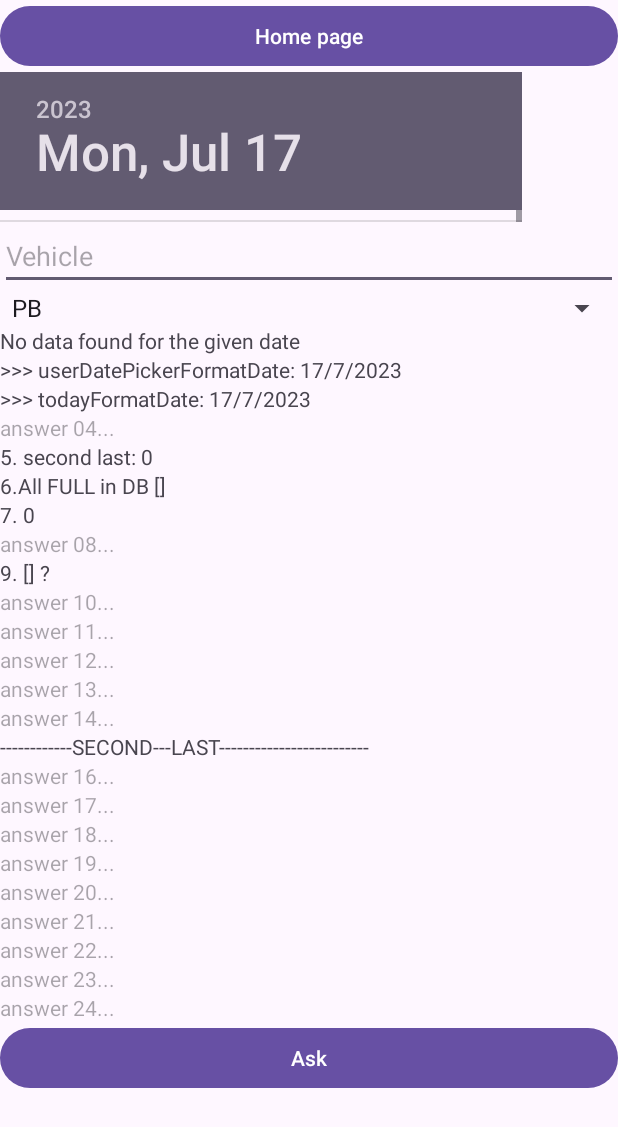
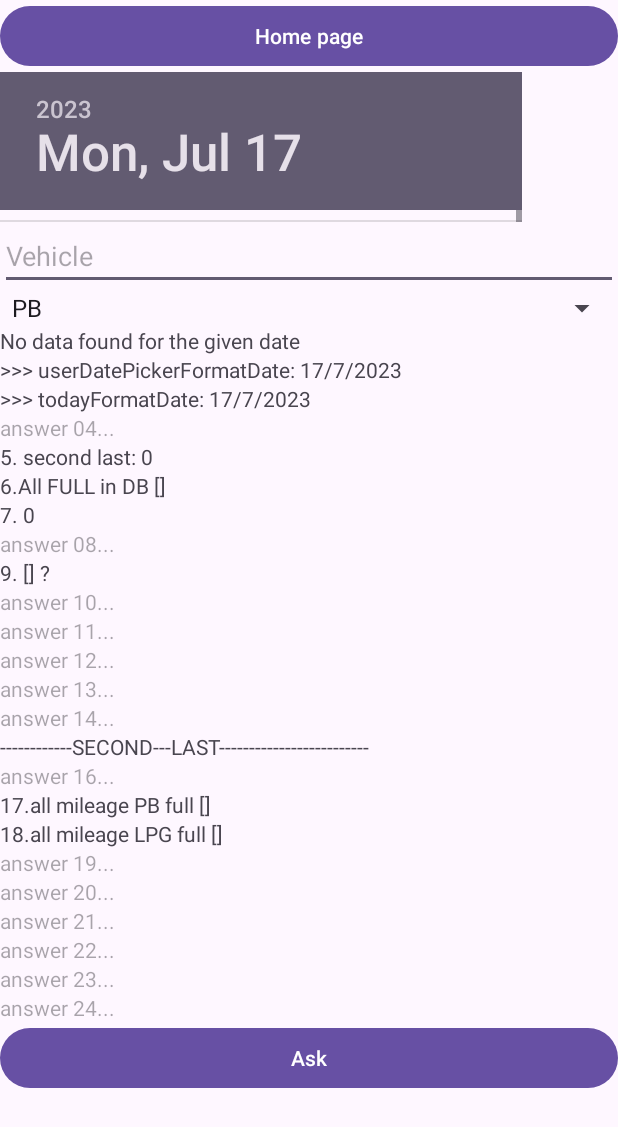
Before and after one commit to darekli/AS_FlexiFuel_Firebase_2023, an Android app: the Ask screen opened directly, with no data from a screen before it, after a tap on "Ask", on a phone screen of 412 x 824 dp. Shown: the top 1127 px of the screen. Run offline under Robolectric (Android 15) with nearby library versions, the phone set to English and light mode, and no system bars; our stand-ins replace Firebase (no records; nobody signed in at launch, a user with empty details on screens opened directly); 11 statements that could not run were skipped.

Commit message:
list of all same mileages where FuelFP is Full for FuelType.PB and FuelType.LPG

```diff
--- a/app/src/main/java/com/example/as_flexifuel_firebase_2023/adapter/Ask.java
+++ b/app/src/main/java/com/example/as_flexifuel_firebase_2023/adapter/Ask.java
@@ -22,6 +22,7 @@ import com.example.as_flexifuel_firebase_2023.FuelType;
 import com.example.as_flexifuel_firebase_2023.MainActivity;
 import com.example.as_flexifuel_firebase_2023.R;
 import com.example.as_flexifuel_firebase_2023.adapter.interfaces.AverageFuelConsumptionCallback;
+import com.example.as_flexifuel_firebase_2023.adapter.interfaces.CommonMileagesFetched;
 import com.example.as_flexifuel_firebase_2023.adapter.interfaces.LastIdCallback;
 import com.example.as_flexifuel_firebase_2023.adapter.interfaces.LastIdFetched;
 import com.example.as_flexifuel_firebase_2023.adapter.interfaces.LastMileageCallback;
@@ -48,7 +49,9 @@ import java.util.Map;
 
 public class Ask extends AppCompatActivity {
     public DatePicker askDateDatePicker;
-    public TextView tv_answer_01, tv_answer_02, tv_answer_03, tv_answer_04, tv_answer_05, tv_answer_06, tv_answer_07, tv_answer_08, tv_answer_09, tv_answer_10, tv_answer_11, tv_answer_12, tv_answer_13, tv_answer_14, tv_answer_15,tv_answer_16, tv_answer_17, tv_answer_18, tv_answer_19, tv_answer_20, tv_answer_21, tv_answer_22, tv_answer_23, tv_answer_24;
+    public TextView tv_answer_01, tv_answer_02, tv_answer_03, tv_answer_04, tv_answer_05, tv_answer_06, tv_answer_07, tv_answer_08, tv_answer_09, tv_answer_10, tv_answer_11, tv_answer_12, tv_answer_13, tv_answer_14, tv_answer_15, tv_answer_16, tv_answer_17, tv_answer_18, tv_answer_19, tv_answer_20;
+    public TextView tv_answer_21, tv_answer_22, tv_answer_23, tv_answer_24,tv_answer_25, tv_answer_26, tv_answer_27, tv_answer_28, tv_answer_29, tv_answer_30, tv_answer_31, tv_answer_32, tv_answer_33, tv_answer_34;
+
     public Button buttonAsk, button_back_main;
     public EditText vehicleEditText;
     public DatabaseReference databaseRef;
@@ -104,7 +107,16 @@ public class Ask extends AppCompatActivity {
         tv_answer_22 = findViewById(R.id.tv_answer_22);
         tv_answer_23 = findViewById(R.id.tv_answer_23);
         tv_answer_24 = findViewById(R.id.tv_answer_24);
-
+        tv_answer_25 = findViewById(R.id.tv_answer_25);
+        tv_answer_26 = findViewById(R.id.tv_answer_26);
+        tv_answer_27 = findViewById(R.id.tv_answer_27);
+        tv_answer_28 = findViewById(R.id.tv_answer_28);
+        tv_answer_29 = findViewById(R.id.tv_answer_29);
+        tv_answer_30 = findViewById(R.id.tv_answer_30);
+        tv_answer_31 = findViewById(R.id.tv_answer_31);
+        tv_answer_32 = findViewById(R.id.tv_answer_32);
+        tv_answer_33 = findViewById(R.id.tv_answer_33);
+        tv_answer_34 = findViewById(R.id.tv_answer_34);
 
         askDateDatePicker = findViewById(R.id.askDateDatePicker);
 
@@ -150,6 +162,61 @@ public class Ask extends AppCompatActivity {
 
                     }
                 });
+
+                findAllMileagesIfFueledfp_FULLAndFuelTypeIsPBAndVehicleIs(vehicleEditText, new MileageListFetched() {
+
+
+                    @Override
+                    public void onMileageListFetched(List<Integer> mileageList) {
+                        tv_answer_17.setText("17.all mileage PB full " + mileageList);
+
+                    }
+
+                    @Override
+                    public void onError(String errorMessage) {
+
+                    }
+
+                    @Override
+                    public void onLastIdFetched(int finalResult) {
+
+                    }
+                });
+                findAllMileagesIfFueledfp_FULLAndFuelTypeIsLPGAndVehicleIs(vehicleEditText, new MileageListFetched() {
+
+
+                    @Override
+                    public void onMileageListFetched(List<Integer> mileageList) {
+                        tv_answer_18.setText("18.all mileage LPG full " + mileageList);
+
+                    }
+
+                    @Override
+                    public void onError(String errorMessage) {
+
+                    }
+
+                    @Override
+                    public void onLastIdFetched(int finalResult) {
+
+                    }
+                });
+
+
+                findCommonMileagesIfFueledfp_FULLAndVehicleIs(vehicleEditText, new CommonMileagesFetched() {
+
+                    @Override
+                    public void onCommonMileagesFetched(List<Integer> commonMileages) {
+                        tv_answer_19.setText("1.all mileage PB==LPG full " + commonMileages);
+
+                    }
+
+                    @Override
+                    public void onError(String errorMessage) {
+
+                    }
+                });
+
 
                 getFindSecondLastMileageIfFueledfp_FULLAndFuelTypeIsAndVehicleIs(fuelTypeSpinner, vehicleEditText, new LastIdFetched() {
 
@@ -789,6 +856,129 @@ public class Ask extends AppCompatActivity {
         });
     }
 
+    /**
+     * FIND LAST MILEAGE WHERE FuelFP ==FULL and Pb and LPG has the same mileage
+     */
+    public void findAllMileagesIfFueledfp_FULLAndFuelTypeIsPBAndVehicleIs(EditText vehicleEditText, MileageListFetched callback) {
+        DatabaseReference ref = FirebaseDatabase.getInstance().getReference("refuelings");
+
+        // Query to filter by fuelFP and fuelType
+        Query query = ref.orderByChild("fuelFP").equalTo(FuelFP.FULL.toString());
+
+        // Get the filtered data
+        query.addListenerForSingleValueEvent(new ValueEventListener() {
+            @Override
+            public void onDataChange(@NonNull DataSnapshot dataSnapshot) {
+                List<Integer> mileageList = new ArrayList<>();
+                for (DataSnapshot snapshot : dataSnapshot.getChildren()) {
+                    String snapshotFuelType = snapshot.child("fuelType").getValue(String.class);
+                    String snapshotVehicle = snapshot.child("vehicle").getValue(String.class);
+                    if (snapshotFuelType != null && snapshotFuelType.equals(FuelType.PB.toString())
+                            && snapshotVehicle != null && snapshotVehicle.equals(vehicleEditText.getText().toString())) {
+                        String mileageStr = snapshot.child("mileage").getValue(String.class);
+                        int mileage = Integer.parseInt(mileageStr);
+                        mileageList.add(mileage);
+                    }
+                }
+
+                // Invoke the callback with the mileageList
+                callback.onMileageListFetched(mileageList);
+            }
+
+            @Override
+            public void onCancelled(@NonNull DatabaseError databaseError) {
+                // Handle the error
+                callback.onError(databaseError.getMessage());
+            }
+        });
+    }
+
+    public void findAllMileagesIfFueledfp_FULLAndFuelTypeIsLPGAndVehicleIs(EditText vehicleEditText, MileageListFetched callback) {
+        DatabaseReference ref = FirebaseDatabase.getInstance().getReference("refuelings");
+
+        // Query to filter by fuelFP and fuelType
+        Query query = ref.orderByChild("fuelFP").equalTo(FuelFP.FULL.toString());
+
+        // Get the filtered data
+        query.addListenerForSingleValueEvent(new ValueEventListener() {
+            @Override
+            public void onDataChange(@NonNull DataSnapshot dataSnapshot) {
+                List<Integer> mileageList = new ArrayList<>();
+                for (DataSnapshot snapshot : dataSnapshot.getChildren()) {
+                    String snapshotFuelType = snapshot.child("fuelType").getValue(String.class);
+                    String snapshotVehicle = snapshot.child("vehicle").getValue(String.class);
+                    if (snapshotFuelType != null && snapshotFuelType.equals(FuelType.LPG.toString())
+                            && snapshotVehicle != null && snapshotVehicle.equals(vehicleEditText.getText().toString())) {
+                        String mileageStr = snapshot.child("mileage").getValue(String.class);
+                        int mileage = Integer.parseInt(mileageStr);
+                        mileageList.add(mileage);
+                    }
+                }
+
+                // Invoke the callback with the mileageList
+                callback.onMileageListFetched(mileageList);
+            }
+
+            @Override
+            public void onCancelled(@NonNull DatabaseError databaseError) {
+                // Handle the error
+                callback.onError(databaseError.getMessage());
+            }
+        });
+    }
+
+    /**
+     * COMPARED LISTS WHERE FuelType.PB and FUEL.Type.LPG AND mileage is the same in BOTH
+     */
+    public void findCommonMileagesIfFueledfp_FULLAndVehicleIs(EditText vehicleEditText, CommonMileagesFetched callback) {
+        DatabaseReference ref = FirebaseDatabase.getInstance().getReference("refuelings");
+
+        // Query to filter by fuelFP
+        Query query = ref.orderByChild("fuelFP").equalTo(FuelFP.FULL.toString());
+
+        // Get the filtered data
+        query.addListenerForSingleValueEvent(new ValueEventListener() {
+            @Override
+            public void onDataChange(@NonNull DataSnapshot dataSnapshot) {
+                List<Integer> pbMileages = new ArrayList<>();
+                List<Integer> lpgMileages = new ArrayList<>();
+
+                for (DataSnapshot snapshot : dataSnapshot.getChildren()) {
+                    String snapshotFuelType = snapshot.child("fuelType").getValue(String.class);
+                    String snapshotVehicle = snapshot.child("vehicle").getValue(String.class);
+                    String mileageStr = snapshot.child("mileage").getValue(String.class);
+                    int mileage = Integer.parseInt(mileageStr);
+
+                    if (snapshotVehicle != null && snapshotVehicle.equals(vehicleEditText.getText().toString())) {
+                        if (snapshotFuelType != null && snapshotFuelType.equals(FuelType.PB.toString())) {
+                            pbMileages.add(mileage);
+                        } else if (snapshotFuelType != null && snapshotFuelType.equals(FuelType.LPG.toString())) {
+                            lpgMileages.add(mileage);
+                        }
+                    }
+                }
+
+                // Find the common mileages
+                List<Integer> commonMileages = new ArrayList<>();
+                for (Integer pbMileage : pbMileages) {
+                    if (lpgMileages.contains(pbMileage)) {
+                        commonMileages.add(pbMileage);
+                    }
+                }
+
+                // Invoke the callback with the commonMileages list
+                callback.onCommonMileagesFetched(commonMileages);
+            }
+
+            @Override
+            public void onCancelled(@NonNull DatabaseError databaseError) {
+                // Handle the error
+                callback.onError(databaseError.getMessage());
+            }
+        });
+    }
+
+
     public void getFindSecondLastMileageIfFueledfp_FULLAndFuelTypeIsAndVehicleIs(Spinner fuelTypeSpinner, EditText vehicleEditText, LastIdFetched callback) {
         DatabaseReference ref = FirebaseDatabase.getInstance().getReference("refuelings");
 
@@ -1278,9 +1468,9 @@ public class Ask extends AppCompatActivity {
                                         }
 
                                         // Extract the separated lists by currency
-                                       // List<List<Object>> separatedLists = new ArrayList<>(mileageAmountCurrencyMap.values());
+                                        // List<List<Object>> separatedLists = new ArrayList<>(mileageAmountCurrencyMap.values());
 // Separate the list by currency
-                                       // Map<String, List<List<Object>>> mileageAmountCurrencyMap = new HashMap<>();
+                                        // Map<String, List<List<Object>>> mileageAmountCurrencyMap = new HashMap<>();
                                         for (List<Object> entry : mileageAmountCurrencyList) {
                                             String currency = (String) entry.get(3); // Assuming currency is stored at index 3
                                             List<List<Object>> currencyList = mileageAmountCurrencyMap.get(currency);
@@ -1327,6 +1517,7 @@ public class Ask extends AppCompatActivity {
             }
         });
     }
+
     public void findAllMileageAmountCurrencyDateBetweenLastAndSecondLastOrderByCurrencySumByCurrency(Spinner fuelTypeSpinner, EditText vehicleEditText, MileageAmountCurrencyListFetched callback) {
         getFindLastMileageIfFueledfp_FULLAndFuelTypeIsAndVehicleIs(fuelTypeSpinner, vehicleEditText, new LastIdFetched() {
             @Override
@@ -1408,7 +1599,9 @@ public class Ask extends AppCompatActivity {
             public void onError(String errorMessage) {
                 callback.onError(errorMessage);
             }
-        });
+
+        });
+
     }
 
 
```
Also changed, not shown: app/src/main/java/com/example/as_flexifuel_firebase_2023/MainActivity.java (+80 -4 lines), app/src/main/res/layout/activity_main.xml (+8 -1 lines).
